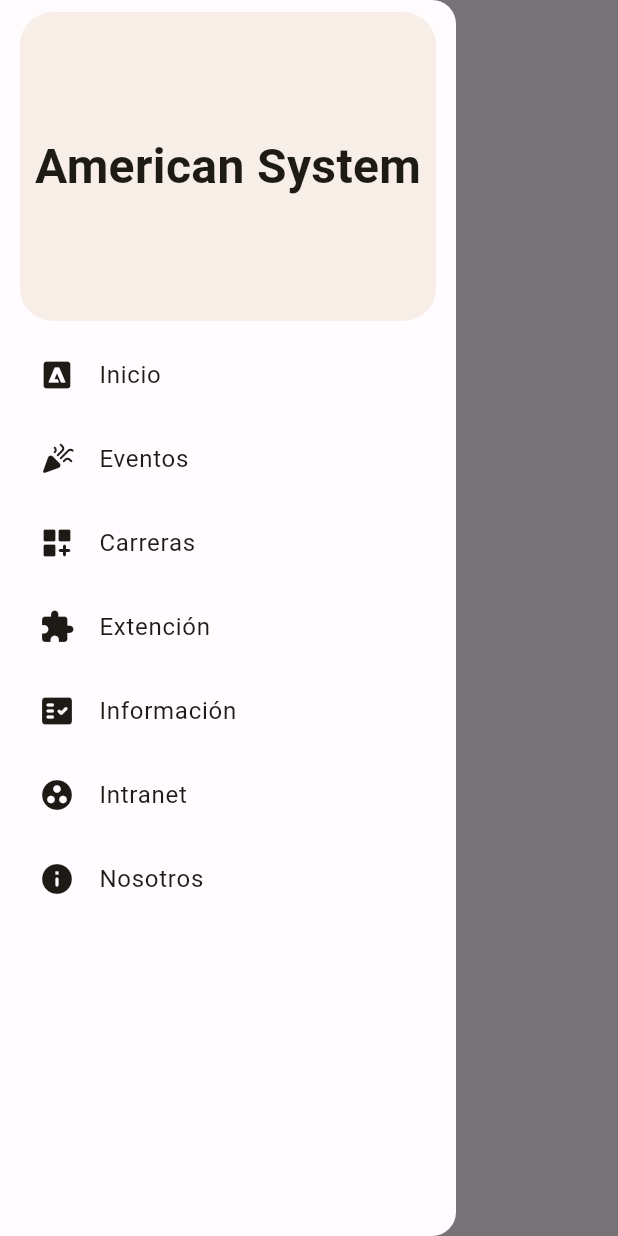
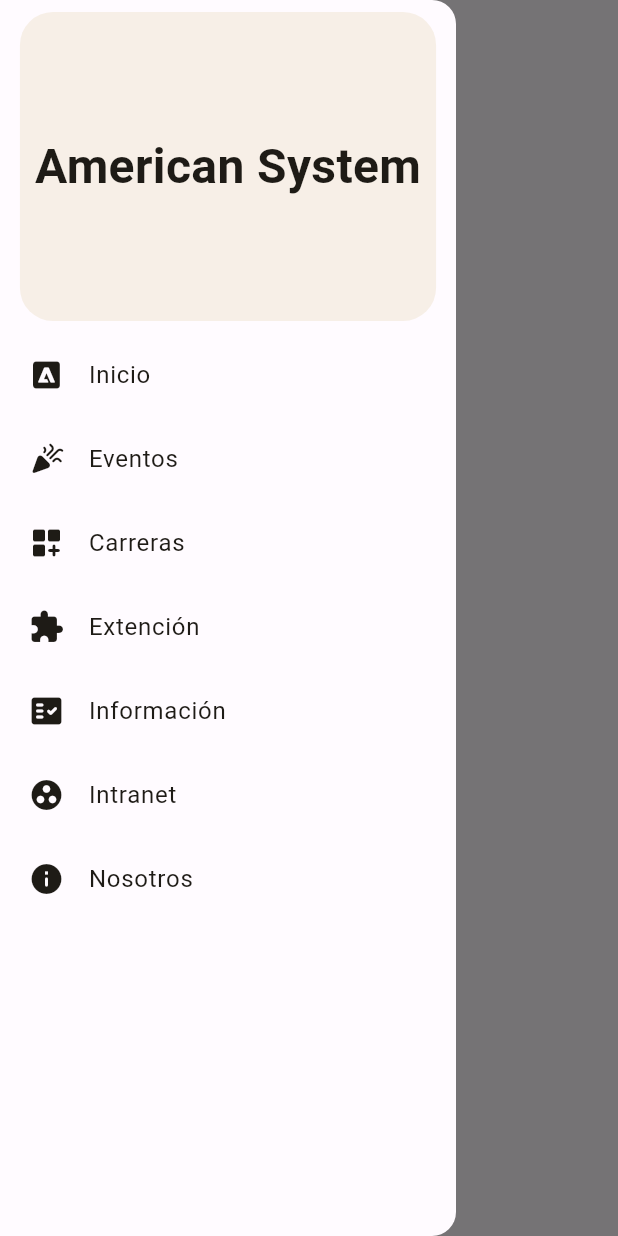
Before and after one commit to samjaredvscode/responsive_app, a Flutter app: the screen it shows after launch, with the side drawer open, on a phone screen of 412 x 824 dp. Run offline on Flutter 3.47's test engine with Material 2 defaults, Android fonts, the phone set to English and light mode, and no system bars.

Commit message:
addign padding to list tile

```diff
--- a/lib/app/utils/my_list_tiled_drawer.dart
+++ b/lib/app/utils/my_list_tiled_drawer.dart
@@ -15,14 +15,15 @@ class MyListTiledDrawer extends StatelessWidget {
   @override
   Widget build(BuildContext context) {
     return Padding(
-      padding: const EdgeInsets.symmetric(horizontal: 10),
+      padding: const EdgeInsets.symmetric(horizontal: 14),
       child: ListTile(
+        contentPadding: const EdgeInsets.symmetric(horizontal: 5),
         selectedColor: Theme.of(context).colorScheme.onSurface,
         selected: true,
         leading: leading,
         title: title,
         shape: RoundedRectangleBorder(
-          borderRadius: BorderRadius.circular(20),
+          borderRadius: BorderRadius.circular(18),
         ),
         onTap: onTap,
       ),
```
